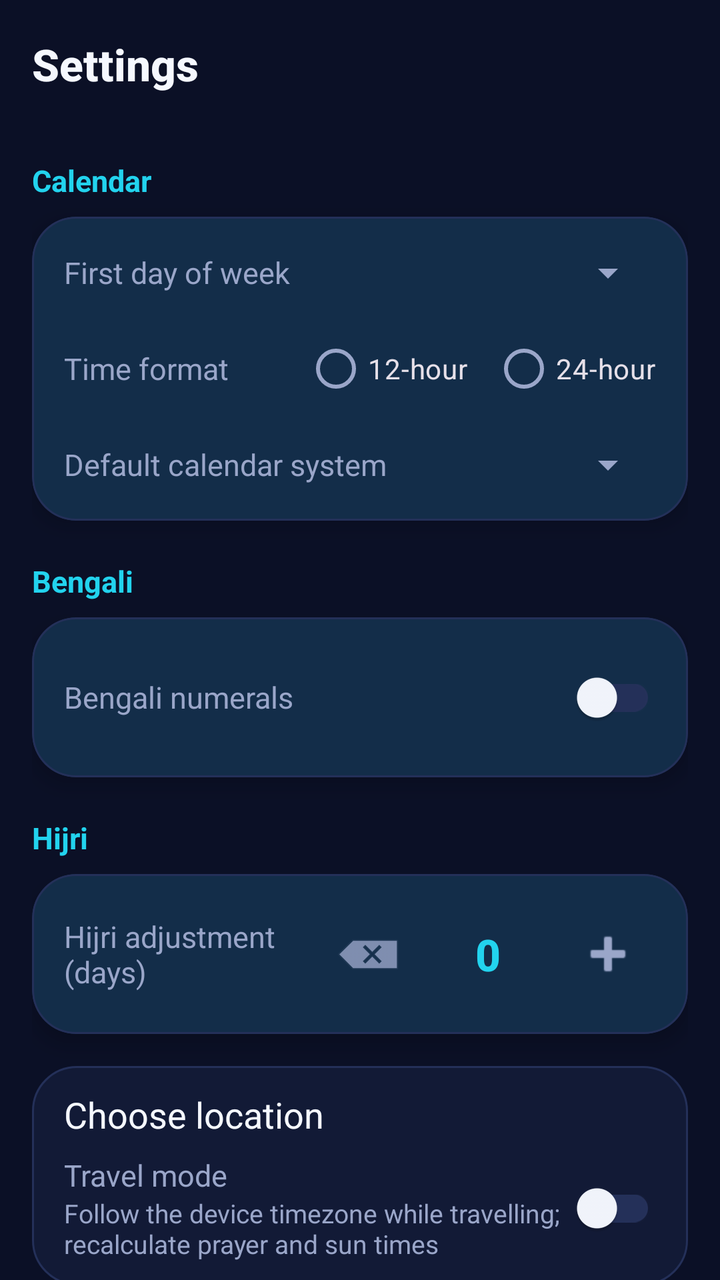
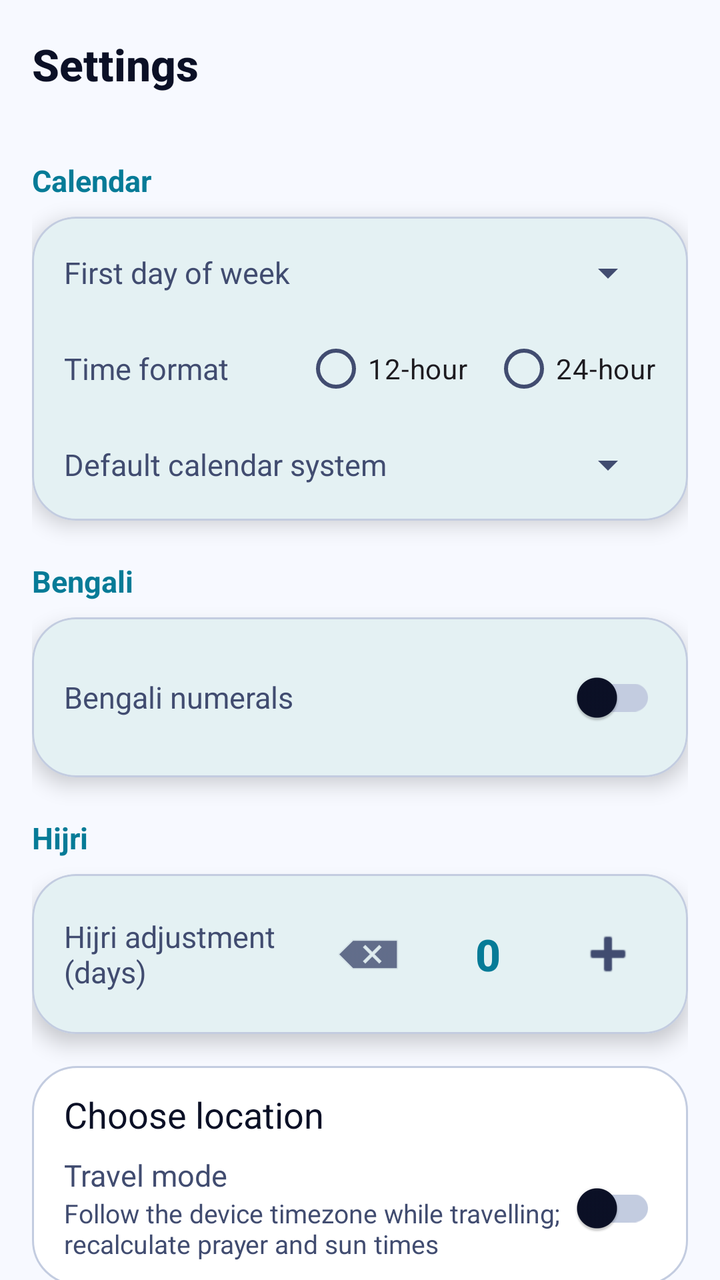

Before-and-after screenshots of an Android layout around one commit, followed by the original layout XML and the change that was made.
<!-- AndroidManifest.xml: application theme Theme.SHSCalendar -->
<!-- res/layout/activity_settings.xml -->
<?xml version="1.0" encoding="utf-8"?>
<LinearLayout xmlns:android="http://schemas.android.com/apk/res/android"
    xmlns:app="http://schemas.android.com/apk/res-auto"
    android:layout_width="match_parent"
    android:layout_height="match_parent"
    android:background="@color/shs_night"
    android:orientation="vertical">

    <com.google.android.material.appbar.MaterialToolbar
        android:id="@+id/settings_toolbar"
        style="@style/SHS.TopBar"
        android:layout_width="match_parent"
        android:layout_height="wrap_content"
        app:title="@string/settings_title" />

    <androidx.core.widget.NestedScrollView
        android:layout_width="match_parent"
        android:layout_height="match_parent"
        android:clipToPadding="false"
        android:paddingBottom="@dimen/shs_bottom_nav_height">

        <LinearLayout
            android:layout_width="match_parent"
            android:layout_height="wrap_content"
            android:orientation="vertical"
            android:padding="@dimen/shs_screen_padding">

            
            <TextView
                style="@style/SHS.Text.Accent"
                android:layout_width="wrap_content"
                android:layout_height="wrap_content"
                android:text="@string/settings_calendar_section" />

            <com.google.android.material.card.MaterialCardView
                style="@style/SHS.Card"
                android:layout_width="match_parent"
                android:layout_height="wrap_content"
                android:layout_marginTop="@dimen/shs_space_xs">

                <LinearLayout
                    android:layout_width="match_parent"
                    android:layout_height="wrap_content"
                    android:orientation="vertical"
                    android:padding="@dimen/shs_space_md">

                    <LinearLayout
                        android:layout_width="match_parent"
                        android:layout_height="wrap_content"
                        android:gravity="center_vertical"
                        android:orientation="horizontal">

                        <TextView
                            style="@style/SHS.Text.Body"
                            android:layout_width="0dp"
                            android:layout_height="wrap_content"
                            android:layout_weight="1"
                            android:text="@string/settings_first_day_of_week" />

                        <Spinner
                            android:id="@+id/settings_first_day_spinner"
                            android:layout_width="wrap_content"
                            android:layout_height="wrap_content" />
                    </LinearLayout>

                    <LinearLayout
                        android:layout_width="match_parent"
                        android:layout_height="wrap_content"
                        android:layout_marginTop="@dimen/shs_space_sm"
                        android:gravity="center_vertical"
                        android:orientation="horizontal">

                        <TextView
                            style="@style/SHS.Text.Body"
                            android:layout_width="0dp"
                            android:layout_height="wrap_content"
                            android:layout_weight="1"
                            android:text="@string/settings_time_format" />

                        <RadioGroup
                            android:id="@+id/settings_time_format_group"
                            android:layout_width="wrap_content"
                            android:layout_height="wrap_content"
                            android:orientation="horizontal">

                            <RadioButton
                                android:id="@+id/settings_time_12"
                                android:layout_width="wrap_content"
                                android:layout_height="wrap_content"
                                android:text="@string/settings_time_format_12" />

                            <RadioButton
                                android:id="@+id/settings_time_24"
                                android:layout_width="wrap_content"
                                android:layout_height="wrap_content"
                                android:layout_marginStart="@dimen/shs_space_sm"
                                android:text="@string/settings_time_format_24" />
                        </RadioGroup>
                    </LinearLayout>

                    <LinearLayout
                        android:layout_width="match_parent"
                        android:layout_height="wrap_content"
                        android:layout_marginTop="@dimen/shs_space_sm"
                        android:gravity="center_vertical"
                        android:orientation="horizontal">

                        <TextView
                            style="@style/SHS.Text.Body"
                            android:layout_width="0dp"
                            android:layout_height="wrap_content"
                            android:layout_weight="1"
                            android:text="@string/settings_default_calendar" />

                        <Spinner
                            android:id="@+id/settings_calendar_spinner"
                            android:layout_width="wrap_content"
                            android:layout_height="wrap_content" />
                    </LinearLayout>
                </LinearLayout>
            </com.google.android.material.card.MaterialCardView>

            
            <TextView
                style="@style/SHS.Text.Accent"
                android:layout_width="wrap_content"
                android:layout_height="wrap_content"
                android:layout_marginTop="@dimen/shs_space_lg"
                android:text="@string/settings_bengali_section" />

            <com.google.android.material.card.MaterialCardView
                style="@style/SHS.Card"
                android:layout_width="match_parent"
                android:layout_height="wrap_content"
                android:layout_marginTop="@dimen/shs_space_xs">

                <LinearLayout
                    android:layout_width="match_parent"
                    android:layout_height="wrap_content"
                    android:gravity="center_vertical"
                    android:orientation="horizontal"
                    android:padding="@dimen/shs_space_md">

                    <TextView
                        style="@style/SHS.Text.Body"
                        android:layout_width="0dp"
                        android:layout_height="wrap_content"
                        android:layout_weight="1"
                        android:text="@string/settings_bengali_numerals" />

                    <com.google.android.material.switchmaterial.SwitchMaterial
                        android:id="@+id/settings_bengali_numerals_switch"
                        android:layout_width="wrap_content"
                        android:layout_height="wrap_content" />
                </LinearLayout>
            </com.google.android.material.card.MaterialCardView>

            
            <TextView
                style="@style/SHS.Text.Accent"
                android:layout_width="wrap_content"
                android:layout_height="wrap_content"
                android:layout_marginTop="@dimen/shs_space_lg"
                                android:text="@string/settings_hijri_section" />

            <com.google.android.material.card.MaterialCardView
                style="@style/SHS.Card"
                android:layout_width="match_parent"
                android:layout_height="wrap_content"
                android:layout_marginTop="@dimen/shs_space_xs">

                <LinearLayout
                    android:layout_width="match_parent"
                    android:layout_height="wrap_content"
                    android:gravity="center_vertical"
                    android:orientation="horizontal"
                    android:padding="@dimen/shs_space_md">

                    <TextView
                        style="@style/SHS.Text.Body"
                        android:layout_width="0dp"
                        android:layout_height="wrap_content"
                        android:layout_weight="1"
                        android:text="@string/settings_hijri_adjustment" />

                    <ImageButton
                        android:id="@+id/settings_hijri_minus"
                        android:layout_width="@dimen/shs_min_touch_target"
                        android:layout_height="@dimen/shs_min_touch_target"
                        android:background="?attr/selectableItemBackgroundBorderless"
                        android:contentDescription="@string/settings_hijri_adjustment"
                        android:src="@android:drawable/ic_input_delete"
                        app:tint="@color/shs_text_secondary" />

                    <TextView
                        android:id="@+id/settings_hijri_value"
                        style="@style/SHS.Text.Title"
                        android:layout_width="wrap_content"
                        android:layout_height="wrap_content"
                        android:layout_marginStart="@dimen/shs_space_sm"
                        android:layout_marginEnd="@dimen/shs_space_sm"
                        android:minWidth="48dp"
                        android:text="0"
                        android:textAlignment="center"
                        android:textColor="@color/shs_cyan" />

                    <ImageButton
                        android:id="@+id/settings_hijri_plus"
                        android:layout_width="@dimen/shs_min_touch_target"
                        android:layout_height="@dimen/shs_min_touch_target"
                        android:background="?attr/selectableItemBackgroundBorderless"
                        android:contentDescription="@string/settings_hijri_adjustment"
                        android:src="@android:drawable/ic_input_add"
                        app:tint="@color/shs_text_secondary" />
                </LinearLayout>
            </com.google.android.material.card.MaterialCardView>
                <LinearLayout
                    android:layout_width="match_parent"
                    android:layout_height="wrap_content"
                    android:orientation="vertical"
                    android:layout_marginTop="16dp"
                    android:paddingStart="16dp"
                    android:paddingEnd="16dp"
                    android:paddingTop="12dp"
                    android:paddingBottom="12dp"
                    android:background="@drawable/bg_card">

                    <TextView
                        android:layout_width="wrap_content"
                        android:layout_height="wrap_content"
                        android:text="@string/location_picker_title"
                        android:textAppearance="@style/SHS.Text.Subtitle" />

                    <LinearLayout
                        android:layout_width="match_parent"
                        android:layout_height="wrap_content"
                        android:orientation="horizontal"
                        android:gravity="center_vertical"
                        android:layout_marginTop="8dp">

                        <LinearLayout
                            android:layout_width="0dp"
                            android:layout_height="wrap_content"
                            android:layout_weight="1"
                            android:orientation="vertical">

                            <TextView
                                android:layout_width="wrap_content"
                                android:layout_height="wrap_content"
                                android:text="@string/travel_mode"
                                android:textAppearance="@style/SHS.Text.Body" />

                            <TextView
                                android:layout_width="wrap_content"
                                android:layout_height="wrap_content"
                                android:text="@string/travel_mode_summary"
                                android:textAppearance="@style/SHS.Text.Caption" />
                        </LinearLayout>

                        <com.google.android.material.switchmaterial.SwitchMaterial
                            android:id="@+id/settings_travel_mode_switch"
                            android:layout_width="wrap_content"
                            android:layout_height="wrap_content"
                            android:contentDescription="@string/travel_mode" />
                    </LinearLayout>
                </LinearLayout>

            
            <TextView
                style="@style/SHS.Text.Accent"
                android:layout_width="wrap_content"
                android:layout_height="wrap_content"
                android:text="@string/settings_prayer_section" />

            <com.google.android.material.card.MaterialCardView
                style="@style/SHS.Card"
                android:layout_width="match_parent"
                android:layout_height="wrap_content"
                android:layout_marginTop="@dimen/shs_space_xs">

                <LinearLayout
                    android:layout_width="match_parent"
                    android:layout_height="wrap_content"
                    android:orientation="vertical"
                    android:padding="@dimen/shs_space_md">

                    <LinearLayout
                        android:layout_width="match_parent"
                        android:layout_height="wrap_content"
                        android:gravity="center_vertical"
                        android:orientation="horizontal">

                        <TextView
                            style="@style/SHS.Text.Body"
                            android:layout_width="0dp"
                            android:layout_height="wrap_content"
                            android:layout_weight="1"
                            android:text="@string/settings_prayer_method" />

                        <Spinner
                            android:id="@+id/settings_prayer_method_spinner"
                            android:layout_width="wrap_content"
                            android:layout_height="wrap_content" />
                    </LinearLayout>

                    <LinearLayout
                        android:layout_width="match_parent"
                        android:layout_height="wrap_content"
                        android:gravity="center_vertical"
                        android:orientation="horizontal"
                        android:layout_marginTop="@dimen/shs_space_xs">

                        <TextView
                            style="@style/SHS.Text.Body"
                            android:layout_width="0dp"
                            android:layout_height="wrap_content"
                            android:layout_weight="1"
                            android:text="@string/settings_prayer_madhab" />

                        <Spinner
                            android:id="@+id/settings_prayer_madhab_spinner"
                            android:layout_width="wrap_content"
                            android:layout_height="wrap_content" />
                    </LinearLayout>

                    <LinearLayout
                        android:layout_width="match_parent"
                        android:layout_height="wrap_content"
                        android:gravity="center_vertical"
                        android:orientation="horizontal"
                        android:layout_marginTop="@dimen/shs_space_xs">

                        <TextView
                            style="@style/SHS.Text.Body"
                            android:layout_width="0dp"
                            android:layout_height="wrap_content"
                            android:layout_weight="1"
                            android:text="@string/settings_prayer_high_lat" />

                        <Spinner
                            android:id="@+id/settings_prayer_high_lat_spinner"
                            android:layout_width="wrap_content"
                            android:layout_height="wrap_content" />
                    </LinearLayout>

                    <LinearLayout
                        android:layout_width="match_parent"
                        android:layout_height="wrap_content"
                        android:gravity="center_vertical"
                        android:orientation="horizontal"
                        android:layout_marginTop="@dimen/shs_space_xs">

                        <TextView
                            style="@style/SHS.Text.Body"
                            android:layout_width="0dp"
                            android:layout_height="wrap_content"
                            android:layout_weight="1"
                            android:text="@string/settings_prayer_offsets" />

                        <Button
                            android:id="@+id/settings_prayer_offsets_button"
                            style="@style/Widget.MaterialComponents.Button.TextButton"
                            android:layout_width="wrap_content"
                            android:layout_height="wrap_content"
                            android:minHeight="0dp"
                            android:text="@string/settings_prayer_offsets_adjust" />
                    </LinearLayout>
                </LinearLayout>
            </com.google.android.material.card.MaterialCardView>

            
            <TextView
                style="@style/SHS.Text.Accent"
                android:layout_width="wrap_content"
                android:layout_height="wrap_content"
                android:text="@string/settings_sync_section" />

            <com.google.android.material.card.MaterialCardView
                style="@style/SHS.Card"
                android:layout_width="match_parent"
                android:layout_height="wrap_content"
                android:layout_marginTop="@dimen/shs_space_xs">

                <LinearLayout
                    android:layout_width="match_parent"
                    android:layout_height="wrap_content"
                    android:gravity="center_vertical"
                    android:orientation="horizontal"
                    android:padding="@dimen/shs_space_md">

                    <LinearLayout
                        android:layout_width="0dp"
                        android:layout_height="wrap_content"
                        android:layout_weight="1"
                        android:orientation="vertical">

                        <TextView
                            style="@style/SHS.Text.Body"
                            android:layout_width="wrap_content"
                            android:layout_height="wrap_content"
                            android:text="@string/caldav_accounts_title" />

                        <TextView
                            style="@style/SHS.Text.Caption"
                            android:layout_width="wrap_content"
                            android:layout_height="wrap_content"
                            android:text="@string/settings_sync_summary" />
                    </LinearLayout>

                    <Button
                        android:id="@+id/settings_sync_accounts_button"
                        style="@style/Widget.MaterialComponents.Button.TextButton"
                        android:layout_width="wrap_content"
                        android:layout_height="wrap_content"
                        android:minHeight="0dp"
                        android:text="@string/settings_manage" />
                </LinearLayout>
            </com.google.android.material.card.MaterialCardView>

            
            <TextView
                style="@style/SHS.Text.Accent"
                android:layout_width="wrap_content"
                android:layout_height="wrap_content"
                android:text="@string/settings_appearance_section" />

            <com.google.android.material.card.MaterialCardView
                style="@style/SHS.Card"
                android:layout_width="match_parent"
                android:layout_height="wrap_content"
                android:layout_marginTop="@dimen/shs_space_xs">

                <LinearLayout
                    android:layout_width="match_parent"
                    android:layout_height="wrap_content"
                    android:orientation="vertical"
                    android:padding="@dimen/shs_space_md">

                    <TextView
                        style="@style/SHS.Text.Body"
                        android:layout_width="wrap_content"
                        android:layout_height="wrap_content"
                        android:text="@string/settings_theme" />

                    <RadioGroup
                        android:id="@+id/settings_theme_group"
                        android:layout_width="match_parent"
                        android:layout_height="wrap_content"
                        android:orientation="vertical">

                        <RadioButton
                            android:id="@+id/settings_theme_system"
                            android:layout_width="match_parent"
                            android:layout_height="wrap_content"
                            android:text="@string/settings_theme_system" />

                        <RadioButton
                            android:id="@+id/settings_theme_dark"
                            android:layout_width="match_parent"
                            android:layout_height="wrap_content"
                            android:text="@string/settings_theme_dark" />

                        <RadioButton
                            android:id="@+id/settings_theme_amoled"
                            android:layout_width="match_parent"
                            android:layout_height="wrap_content"
                            android:text="@string/settings_theme_amoled" />

                        <RadioButton
                            android:id="@+id/settings_theme_light"
                            android:layout_width="match_parent"
                            android:layout_height="wrap_content"
                            android:text="@string/settings_theme_light" />
                    </RadioGroup>

                    <TextView
                        style="@style/SHS.Text.Body"
                        android:layout_width="wrap_content"
                        android:layout_height="wrap_content"
                        android:layout_marginTop="@dimen/shs_space_md"
                        android:text="@string/settings_accent" />

                    <Spinner
                        android:id="@+id/settings_accent_spinner"
                        android:layout_width="match_parent"
                        android:layout_height="wrap_content"
                        android:contentDescription="@string/settings_accent" />

                    <TextView
                        style="@style/SHS.Text.Caption"
                        android:layout_width="wrap_content"
                        android:layout_height="wrap_content"
                        android:text="@string/settings_accent_summary" />

                    <TextView
                        style="@style/SHS.Text.Body"
                        android:layout_width="wrap_content"
                        android:layout_height="wrap_content"
                        android:layout_marginTop="@dimen/shs_space_md"
                        android:text="@string/settings_font_scale" />

                    <RadioGroup
                        android:id="@+id/settings_font_scale_group"
                        android:layout_width="match_parent"
                        android:layout_height="wrap_content"
                        android:orientation="vertical">

                        <RadioButton
                            android:id="@+id/settings_font_scale_system"
                            android:layout_width="match_parent"
                            android:layout_height="wrap_content"
                            android:text="@string/settings_font_scale_system" />

                        <RadioButton
                            android:id="@+id/settings_font_scale_small"
                            android:layout_width="match_parent"
                            android:layout_height="wrap_content"
                            android:text="@string/settings_font_scale_small" />

                        <RadioButton
                            android:id="@+id/settings_font_scale_normal"
                            android:layout_width="match_parent"
                            android:layout_height="wrap_content"
                            android:text="@string/settings_font_scale_normal" />

                        <RadioButton
                            android:id="@+id/settings_font_scale_large"
                            android:layout_width="match_parent"
                            android:layout_height="wrap_content"
                            android:text="@string/settings_font_scale_large" />

                        <RadioButton
                            android:id="@+id/settings_font_scale_xl"
                            android:layout_width="match_parent"
                            android:layout_height="wrap_content"
                            android:text="@string/settings_font_scale_xl" />
                    </RadioGroup>

                    <TextView
                        style="@style/SHS.Text.Body"
                        android:layout_width="wrap_content"
                        android:layout_height="wrap_content"
                        android:layout_marginTop="@dimen/shs_space_md"
                        android:text="@string/settings_language" />

                    <Spinner
                        android:id="@+id/settings_language_spinner"
                        android:layout_width="match_parent"
                        android:layout_height="wrap_content"
                        android:contentDescription="@string/settings_language" />
                </LinearLayout>
            </com.google.android.material.card.MaterialCardView>

        </LinearLayout>
    </androidx.core.widget.NestedScrollView>
</LinearLayout>
<!-- resources referenced by this layout -->
<resources>
  <color name="shs_cyan">#22D3EE</color>
  <color name="shs_night">#0B1026</color>
  <color name="shs_text_secondary">#9AA6C9</color>
  <dimen name="shs_bottom_nav_height">68dp</dimen>
  <dimen name="shs_min_touch_target">48dp</dimen>
  <dimen name="shs_screen_padding">16dp</dimen>
  <dimen name="shs_space_lg">20dp</dimen>
  <dimen name="shs_space_md">16dp</dimen>
  <dimen name="shs_space_sm">12dp</dimen>
  <dimen name="shs_space_xs">8dp</dimen>
  <string name="settings_accent">Accent colour</string>
  <string name="settings_font_scale">Text size</string>
  <string name="settings_font_scale_large">Large</string>
  <string name="settings_font_scale_small">Small</string>
  <string name="settings_hijri_section">Hijri</string>
  <string name="settings_language">Language</string>
  <string name="settings_manage">Manage</string>
  <string name="settings_sync_section">Sync</string>
  <string name="settings_theme">Theme</string>
  <string name="settings_theme_dark">Dark</string>
  <string name="settings_theme_light">Light</string>
  <string name="settings_time_format_12">12-hour</string>
  <string name="settings_time_format_24">24-hour</string>
  <string name="settings_title">Settings</string>
  <string name="travel_mode">Travel mode</string>
  <style name="Theme.SHSCalendar" parent="Theme.Material3.Dark.NoActionBar">
          <item name="colorPrimary">@color/shs_cyan</item>
          <item name="colorOnPrimary">@color/shs_text_on_accent</item>
          <item name="colorPrimaryContainer">@color/shs_cyan_deep</item>
          <item name="colorOnPrimaryContainer">@color/shs_text_primary</item>
  
          <item name="colorSecondary">@color/shs_teal</item>
          <item name="colorOnSecondary">@color/shs_text_on_accent</item>
          <item name="colorSecondaryContainer">@color/shs_teal_deep</item>
          <item name="colorOnSecondaryContainer">@color/shs_text_primary</item>
  
          <item name="colorTertiary">@color/shs_indigo</item>
          <item name="colorOnTertiary">@color/shs_text_on_accent</item>
  
          <item name="colorError">@color/shs_danger</item>
          <item name="colorOnError">@color/shs_text_on_accent</item>
  
          <item name="android:colorBackground">@color/shs_night</item>
          <item name="colorSurface">@color/shs_surface</item>
          <item name="colorSurfaceVariant">@color/shs_surface_high</item>
          <item name="colorOnSurface">@color/shs_text_primary</item>
          <item name="colorOnSurfaceVariant">@color/shs_text_secondary</item>
          <item name="colorOutline">@color/shs_stroke</item>
  
          <item name="android:statusBarColor">@color/shs_night</item>
          <item name="android:navigationBarColor">@color/shs_nav_bg</item>
          <item name="android:windowBackground">@color/shs_night</item>
          <item name="android:textColorPrimary">@color/shs_text_primary</item>
          <item name="android:textColorSecondary">@color/shs_text_secondary</item>
          <item name="android:textColorHint">@color/shs_text_muted</item>
  
          <item name="materialAlertDialogTheme">@style/Theme.SHSCalendar.Dialog</item>
      </style>
  <color name="shs_surface">#121A36</color>
  <color name="shs_stroke">#243059</color>
  <dimen name="shs_radius_card">22dp</dimen>
  <dimen name="shs_elevation_card">6dp</dimen>
  <dimen name="shs_text_body">15sp</dimen>
  <dimen name="shs_text_caption">13sp</dimen>
  <dimen name="shs_text_subtitle">18sp</dimen>
  <color name="shs_text_primary">#F5F8FF</color>
  <dimen name="shs_text_title">22sp</dimen>
  <color name="shs_text_on_accent">#06121F</color>
  <color name="shs_cyan_deep">#067B97</color>
  <color name="shs_teal">#2DD4BF</color>
  <color name="shs_teal_deep">#1B7F73</color>
  <color name="shs_indigo">#818CF8</color>
  <color name="shs_danger">#FB7185</color>
  <color name="shs_surface_high">#1A2447</color>
  <color name="shs_nav_bg">#0D132C</color>
  <color name="shs_text_muted">#7886BA</color>
  <!-- unchanged entries left out for length: 34 -->
</resources>

<!-- the commit's change to res/layout/activity_settings.xml (unified diff, before → after) -->
@@ -3,7 +3,7 @@
     xmlns:app="http://schemas.android.com/apk/res-auto"
     android:layout_width="match_parent"
     android:layout_height="match_parent"
-    android:background="@color/shs_night"
+    android:background="?android:attr/colorBackground"
     android:orientation="vertical">
 
     <com.google.android.material.appbar.MaterialToolbar
<!-- resource entries referenced after the edit -->
@@ -1,8 +1,9 @@
 <!-- resources referenced by this layout -->
 <resources>
-  <color name="shs_cyan">#22D3EE</color>
-  <color name="shs_night">#0B1026</color>
-  <color name="shs_text_secondary">#9AA6C9</color>
+  <color name="shs_cyan">#067B97</color>
+  <color name="shs_night">#F7F9FF</color>
+  <style name="Theme.SHSParent" parent="Theme.Material3.Light.NoActionBar" />
+  <color name="shs_text_secondary">#414C70</color>
   <dimen name="shs_bottom_nav_height">68dp</dimen>
   <dimen name="shs_min_touch_target">48dp</dimen>
   <dimen name="shs_screen_padding">16dp</dimen>
@@ -25,7 +26,7 @@
   <string name="settings_time_format_24">24-hour</string>
   <string name="settings_title">Settings</string>
   <string name="travel_mode">Travel mode</string>
-  <style name="Theme.SHSCalendar" parent="Theme.Material3.Dark.NoActionBar">
+  <style name="Theme.SHSCalendar" parent="Theme.SHSParent">
           <item name="colorPrimary">@color/shs_cyan</item>
           <item name="colorOnPrimary">@color/shs_text_on_accent</item>
           <item name="colorPrimaryContainer">@color/shs_cyan_deep</item>
@@ -58,24 +59,24 @@
   
           <item name="materialAlertDialogTheme">@style/Theme.SHSCalendar.Dialog</item>
       </style>
-  <color name="shs_surface">#121A36</color>
-  <color name="shs_stroke">#243059</color>
+  <color name="shs_surface">#FFFFFF</color>
+  <color name="shs_stroke">#C3CCE0</color>
   <dimen name="shs_radius_card">22dp</dimen>
   <dimen name="shs_elevation_card">6dp</dimen>
   <dimen name="shs_text_body">15sp</dimen>
   <dimen name="shs_text_caption">13sp</dimen>
   <dimen name="shs_text_subtitle">18sp</dimen>
-  <color name="shs_text_primary">#F5F8FF</color>
+  <color name="shs_text_primary">#0B1026</color>
   <dimen name="shs_text_title">22sp</dimen>
-  <color name="shs_text_on_accent">#06121F</color>
-  <color name="shs_cyan_deep">#067B97</color>
-  <color name="shs_teal">#2DD4BF</color>
-  <color name="shs_teal_deep">#1B7F73</color>
-  <color name="shs_indigo">#818CF8</color>
-  <color name="shs_danger">#FB7185</color>
-  <color name="shs_surface_high">#1A2447</color>
-  <color name="shs_nav_bg">#0D132C</color>
-  <color name="shs_text_muted">#7886BA</color>
+  <color name="shs_text_on_accent">#FFFFFF</color>
+  <color name="shs_cyan_deep">#CDEDF5</color>
+  <color name="shs_teal">#0F766E</color>
+  <color name="shs_teal_deep">#CFF3EE</color>
+  <color name="shs_indigo">#4F46E5</color>
+  <color name="shs_danger">#BE123C</color>
+  <color name="shs_surface_high">#EEF2FB</color>
+  <color name="shs_nav_bg">#FFFFFF</color>
+  <color name="shs_text_muted">#5A6486</color>
   <!-- unchanged entries left out for length: 34 -->
 </resources>
 
